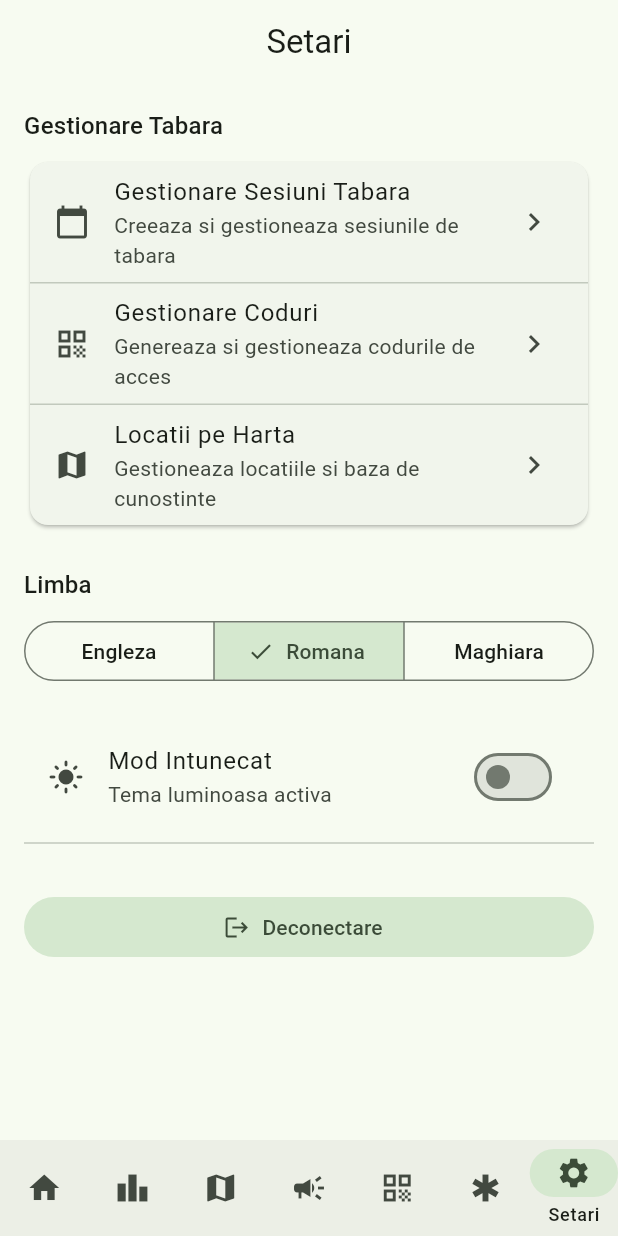
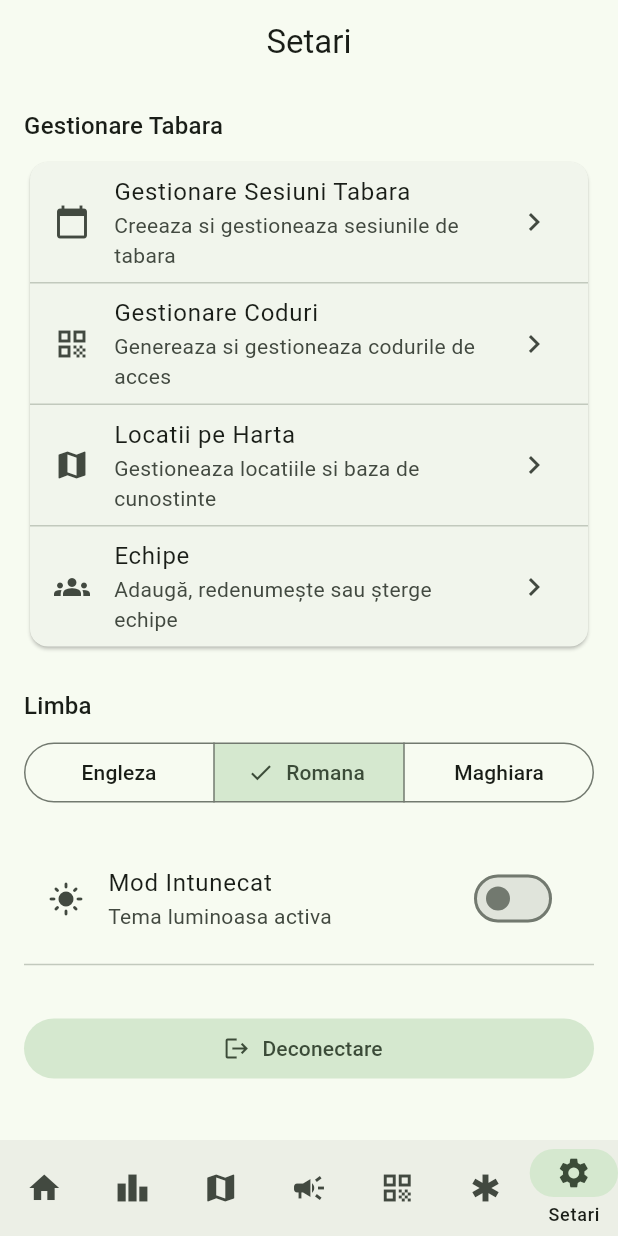
Before and after one commit to CostinCJ/CampConnect, a Flutter app: the GuideSettingsScreen screen opened by its route, on a phone screen of 412 x 824 dp. Run offline on Flutter 3.47's test engine with Material 3 defaults, Android fonts, the phone set to English and light mode, and no system bars; our stand-ins replace cached_network_image, cloud_firestore, cloud_functions, firebase_auth, firebase_core, firebase_messaging and 14 more; missing offline and left inert: flutter_map_tile_caching; accounts and stored records are empty; generated files the repository leaves out were written again.

Commit message:
feat: teams management screen with reassign-on-delete guard

```diff
--- a/lib/core/l10n/app_localizations.dart
+++ b/lib/core/l10n/app_localizations.dart
@@ -325,6 +325,20 @@ class AppLocalizations {
   String get endDateBeforeStart => _t('endDateBeforeStart');
   String get teamName => _t('teamName');
   String get addTeam => _t('addTeam');
+  String get editTeam => _t('editTeam');
+  String get deleteTeamTitle => _t('deleteTeamTitle');
+  String deleteTeamConfirm(String name) => locale == 'hu'
+      ? 'Biztosan törlöd a(z) $name csapatot?'
+      : locale == 'en'
+          ? 'Delete team $name?'
+          : 'Sigur ștergi echipa $name?';
+  String get cannotDeleteLastTeam => _t('cannotDeleteLastTeam');
+  String get teamsManagementSubtitle => _t('teamsManagementSubtitle');
+  String reassignKidsPrompt(int count) => locale == 'hu'
+      ? '$count gyerek átsorolása ide:'
+      : locale == 'en'
+          ? 'Reassign $count kids to:'
+          : 'Mută $count copii în echipa:';
   String get start => _t('start');
   String get end => _t('end');
 
@@ -568,6 +582,10 @@ class AppLocalizations {
     'endDateBeforeStart': 'Data de sfârșit nu poate fi înaintea celei de început.',
     'teamName': 'Numele echipei',
     'addTeam': 'Adaugă echipă',
+    'editTeam': 'Editează echipa',
+    'deleteTeamTitle': 'Șterge echipa',
+    'cannotDeleteLastTeam': 'Nu poți șterge ultima echipă.',
+    'teamsManagementSubtitle': 'Adaugă, redenumește sau șterge echipe',
     'start': 'Inceput',
     'end': 'Sfarsit',
     // Announcements
@@ -879,6 +897,10 @@ class AppLocalizations {
     'endDateBeforeStart': 'A befejezés dátuma nem lehet korábbi a kezdésnél.',
     'teamName': 'Csapat neve',
     'addTeam': 'Csapat hozzáadása',
+    'editTeam': 'Csapat szerkesztése',
+    'deleteTeamTitle': 'Csapat törlése',
+    'cannotDeleteLastTeam': 'Az utolsó csapat nem törölhető.',
+    'teamsManagementSubtitle': 'Csapatok hozzáadása, átnevezése, törlése',
     'start': 'Kezdes',
     'end': 'Befejezes',
     // Announcements
@@ -1190,6 +1212,10 @@ class AppLocalizations {
     'endDateBeforeStart': 'End date cannot be before the start date.',
     'teamName': 'Team name',
     'addTeam': 'Add team',
+    'editTeam': 'Edit team',
+    'deleteTeamTitle': 'Delete team',
+    'cannotDeleteLastTeam': 'Cannot delete the last team.',
+    'teamsManagementSubtitle': 'Add, rename, or remove teams',
     'start': 'Start',
     'end': 'End',
     // Announcements
--- a/lib/core/router/app_router.dart
+++ b/lib/core/router/app_router.dart
@@ -20,6 +20,7 @@ import '../../features/journal/presentation/journal_screen.dart';
 import '../../features/journal/domain/journal_entry.dart';
 import '../../features/leaderboard/presentation/leaderboard_screen.dart';
 import '../../features/leaderboard/presentation/points_management_screen.dart';
+import '../../features/leaderboard/presentation/teams_management_screen.dart';
 import '../../features/map/domain/location.dart';
 import '../../features/map/presentation/add_session_location_screen.dart';
 import '../../features/map/presentation/knowledge_base_editor_screen.dart';
@@ -207,6 +208,10 @@ final routerProvider = Provider<GoRouter>((ref) {
           return KnowledgeBaseEditorScreen(location: location);
         },
       ),
+      GoRoute(
+        path: '/guide/settings/teams',
+        builder: (context, state) => const TeamsManagementScreen(),
+      ),
 
       // Location detail page (both guide and kid)
       GoRoute(
--- a/lib/features/settings/presentation/guide_settings_screen.dart
+++ b/lib/features/settings/presentation/guide_settings_screen.dart
@@ -53,6 +53,14 @@ class GuideSettingsScreen extends ConsumerWidget {
                   subtitle: Text(l10n.mapLocationsSubtitle),
                   trailing: const Icon(Icons.chevron_right),
                   onTap: () => context.push('/guide/settings/locations'),
+                ),
+                const Divider(height: 1),
+                ListTile(
+                  leading: const Icon(Icons.groups),
+                  title: Text(l10n.teams),
+                  subtitle: Text(l10n.teamsManagementSubtitle),
+                  trailing: const Icon(Icons.chevron_right),
+                  onTap: () => context.push('/guide/settings/teams'),
                 ),
               ],
             ),
```
Also changed, not shown: lib/features/leaderboard/presentation/teams_management_screen.dart (added, +169 -0 lines).
